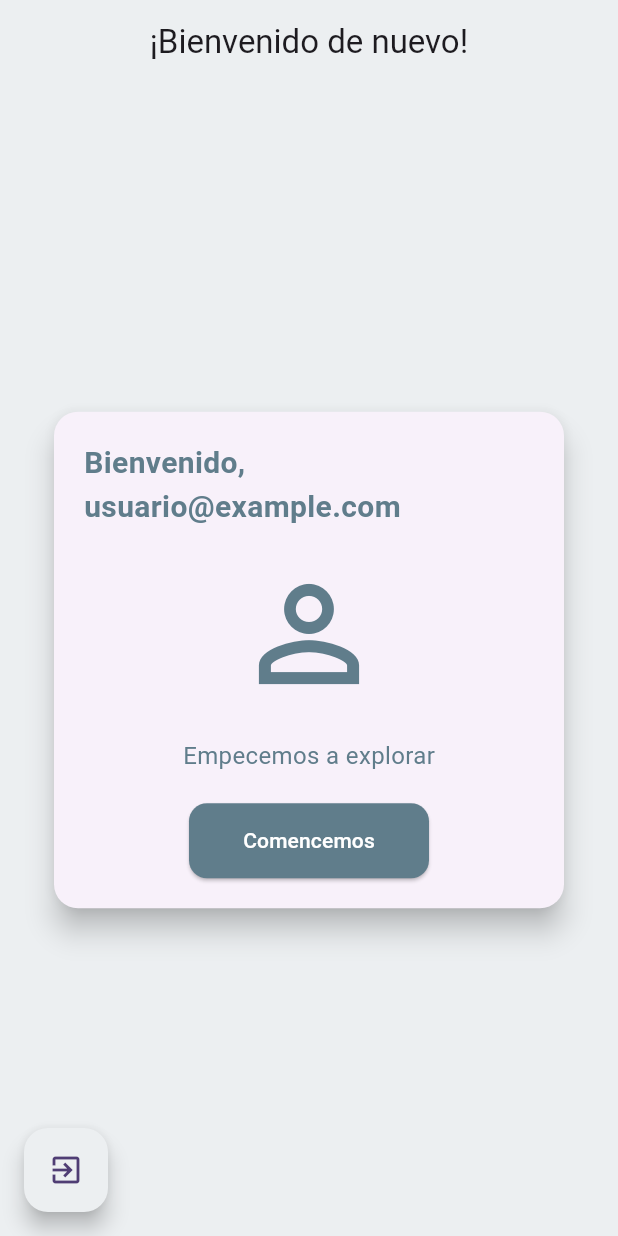
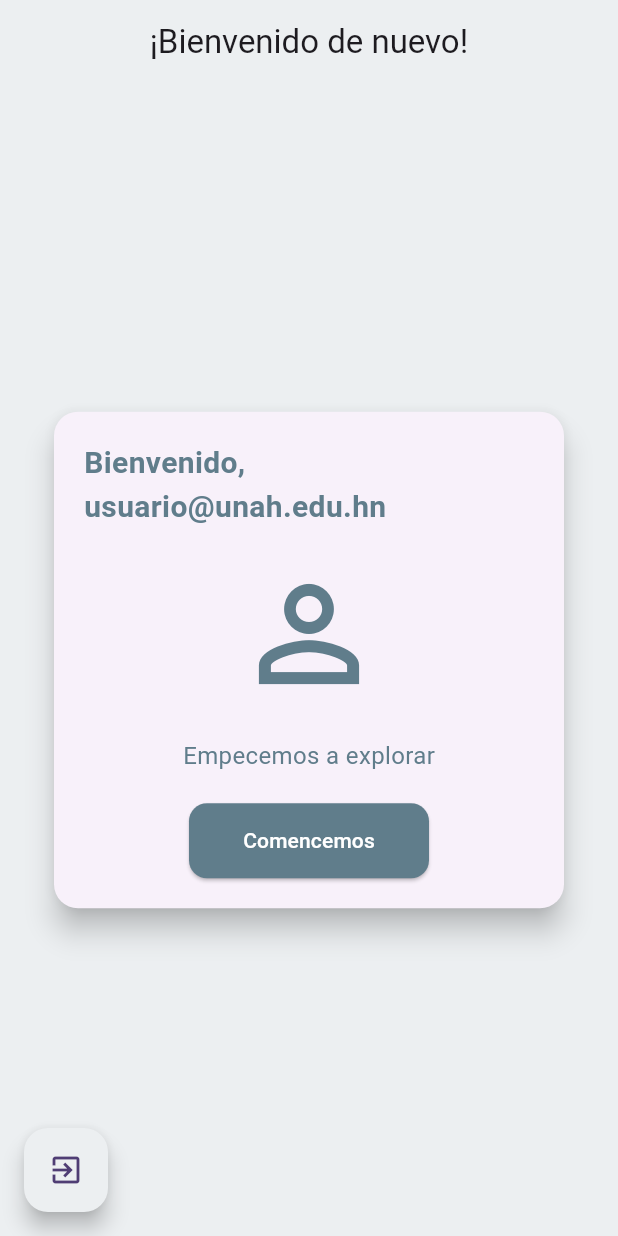
Before and after one commit to FjC-14/Log-in, a Flutter app: the PantallaFinal screen opened directly, on a phone screen of 412 x 824 dp. Run offline on Flutter 3.47's test engine with Material 3 defaults, Android fonts, the phone set to English and light mode, and no system bars.

Commit message:
Update pantallafinal.dart

```diff
--- a/login_lp/lib/pantallafinal.dart
+++ b/login_lp/lib/pantallafinal.dart
@@ -17,7 +17,7 @@ class PantallaFinal extends StatelessWidget {
   @override
   Widget build(BuildContext context) {
      final String? email = ModalRoute.of(context)?.settings.arguments as String?;
-    final String displayEmail = email ?? 'usuario@example.com';
+    final String displayEmail = email ?? 'usuario@unah.edu.hn';
 
     return Scaffold(
       appBar: AppBar(
```
